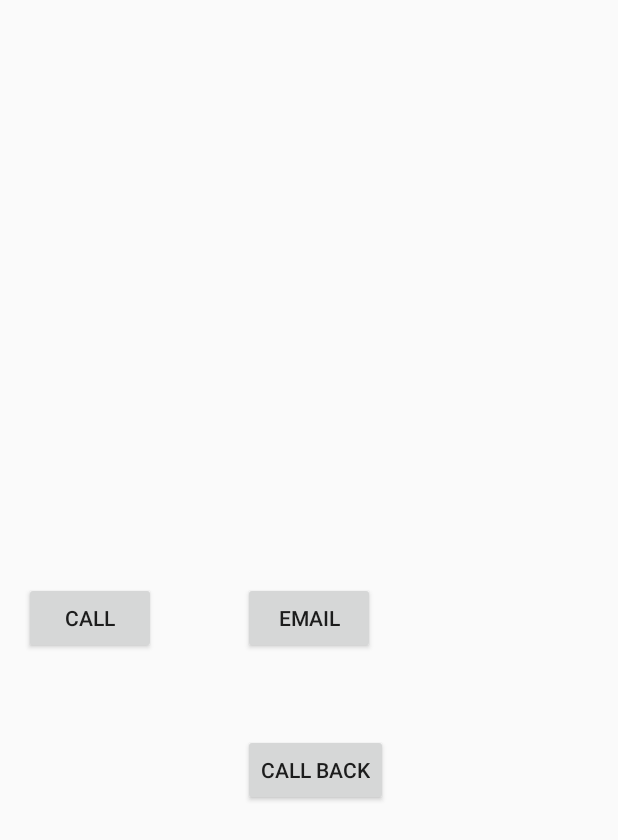
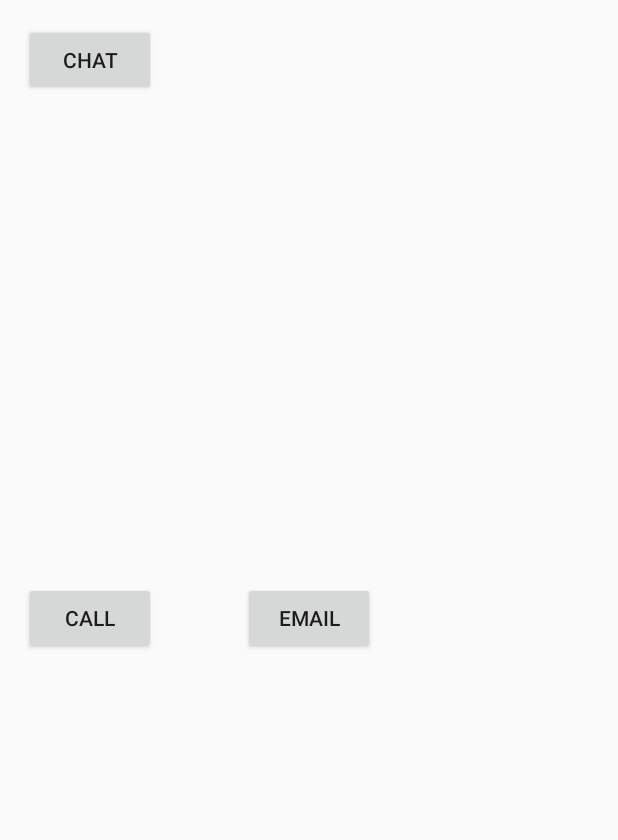
Before and after one commit to kanke/onTheHoof, an Android app: the screen it shows after launch (MainActivity), on a phone screen of 412 x 824 dp. Shown: the top 840 px of the screen. Run offline under Robolectric (Android 15) with nearby library versions, the phone set to English and light mode, and no system bars.

Commit message:
Implementing Google chat functionality

```diff
--- a/onTheRoof/app/src/main/java/com/llyods/ontheroof/MainActivity.java
+++ b/onTheRoof/app/src/main/java/com/llyods/ontheroof/MainActivity.java
@@ -20,6 +20,9 @@ public class MainActivity extends Activity {
     private Button email;
 
     private Button callBack;
+
+    private Button chatButton;
+
     @Override
     public void onCreate(Bundle savedInstanceState) {
 
@@ -27,8 +30,9 @@ public class MainActivity extends Activity {
         setContentView(R.layout.activity_main);
 
         button = (Button) findViewById(R.id.button);
-        email= (Button) findViewById(R.id.emailbutton);
+        email = (Button) findViewById(R.id.emailbutton);
         callBack = (Button) findViewById(R.id.callBack);
+        chatButton = (Button) findViewById(R.id.chatButton);
 
         // add button listener
         button.setOnClickListener(new View.OnClickListener() {
@@ -47,7 +51,7 @@ public class MainActivity extends Activity {
         email.setOnClickListener(new View.OnClickListener() {
 
             @Override
-        public void onClick(View arg0){
+            public void onClick(View arg0) {
 
 
                 Intent emailIntent = new Intent(Intent.ACTION_SEND);
@@ -65,13 +69,23 @@ public class MainActivity extends Activity {
 
             @Override
             public void onClick(View arg0) {
-                Log.i("clicks","You Clicked B1");
-                Intent intent = new Intent(MainActivity.this,Main_2.class);
+                Log.i("clicks", "You Clicked B1");
+                Intent intent = new Intent(MainActivity.this, Main_2.class);
                 startActivity(intent);
-             //   startActivity(intent);
 
             }
 
+        });
+
+      chatButton.setOnClickListener(new View.OnClickListener() {
+
+            @Override
+            public void onClick(View arg0) {
+                Log.i("clicks", "You Clicked Chat Button");
+               Intent sky = new Intent(Intent.ACTION_VIEW);
+                sky.setData(Uri.parse("https://plus.google.com/hangouts/_/72cpjj252brgi4hhtqn4j68a48?hl=en"));
+              startActivity(sky);
+            }
         });
 
     }
--- a/onTheRoof/app/src/main/res/layout/activity_main.xml
+++ b/onTheRoof/app/src/main/res/layout/activity_main.xml
@@ -1,3 +1,4 @@
+
 <RelativeLayout xmlns:android="http://schemas.android.com/apk/res/android"
     xmlns:tools="http://schemas.android.com/tools" android:layout_width="match_parent"
     android:layout_height="match_parent" android:paddingLeft="@dimen/activity_horizontal_margin"
@@ -8,7 +9,7 @@
     <Button
         android:layout_width="wrap_content"
         android:layout_height="wrap_content"
-        android:text="Call"
+        android:text="call"
         android:id="@+id/button"
         android:layout_centerVertical="true" />
 
@@ -23,10 +24,19 @@
     <Button
         android:layout_width="wrap_content"
         android:layout_height="wrap_content"
-        android:text="Call Back"
+        android:text="CallBack"
         android:id="@+id/callBack"
         android:layout_marginTop="53dp"
-        android:layout_below="@+id/emailbutton"
-        android:layout_alignLeft="@+id/emailbutton"
-        android:layout_alignStart="@+id/emailbutton" />
+        android:layout_below="@+id/callBack"
+        android:layout_alignLeft="@+id/callBack"
+        android:layout_alignStart="@+id/callBack" />
+
+    <Button
+        android:layout_width="wrap_content"
+        android:layout_height="wrap_content"
+        android:text="Chat"
+        android:id="@+id/chatButton"
+        android:layout_alignLeft="@+id/chatButton"
+        android:layout_alignStart="@+id/chatButton" />
+
 </RelativeLayout>
--- a/onTheRoof/app/src/main/res/values/strings.xml
+++ b/onTheRoof/app/src/main/res/values/strings.xml
@@ -3,4 +3,7 @@
 
     <string name="hello_world">Hello world!</string>
     <string name="action_settings">Settings</string>
+
+
+
 </resources>
```
Also changed, not shown: onTheRoof/app/src/main/res/drawable/ic_drawer.png (added).
